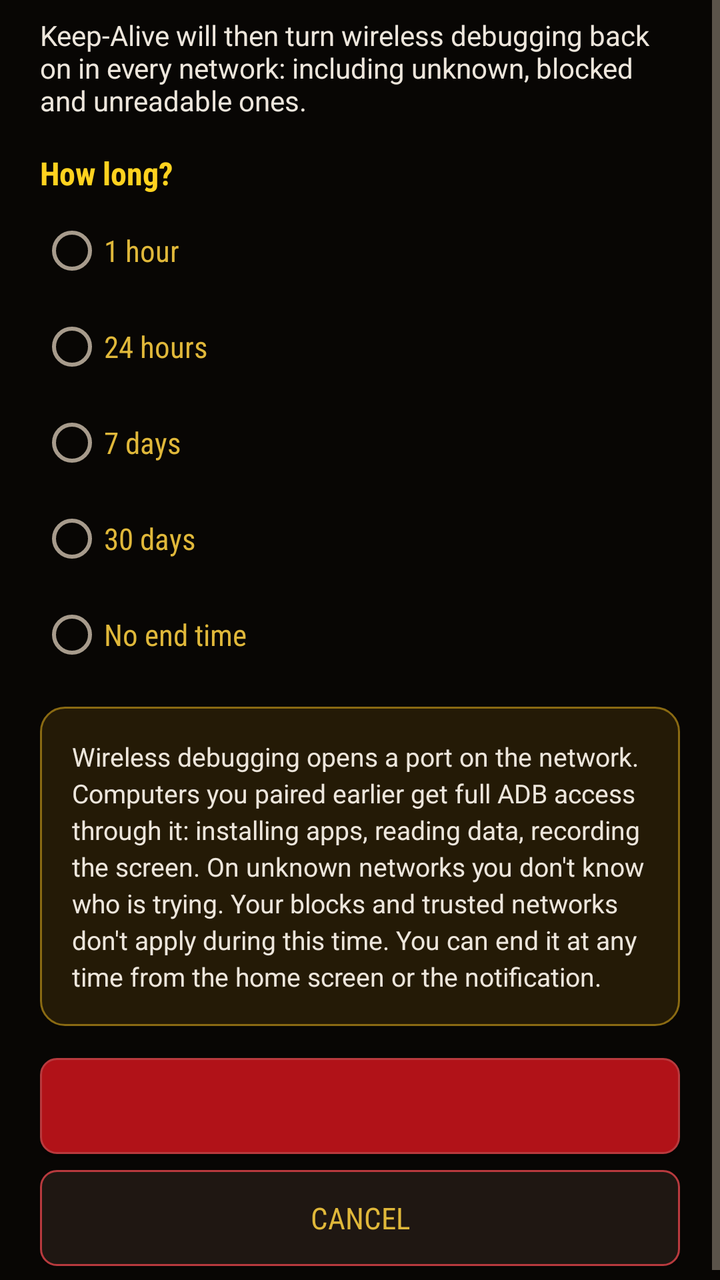
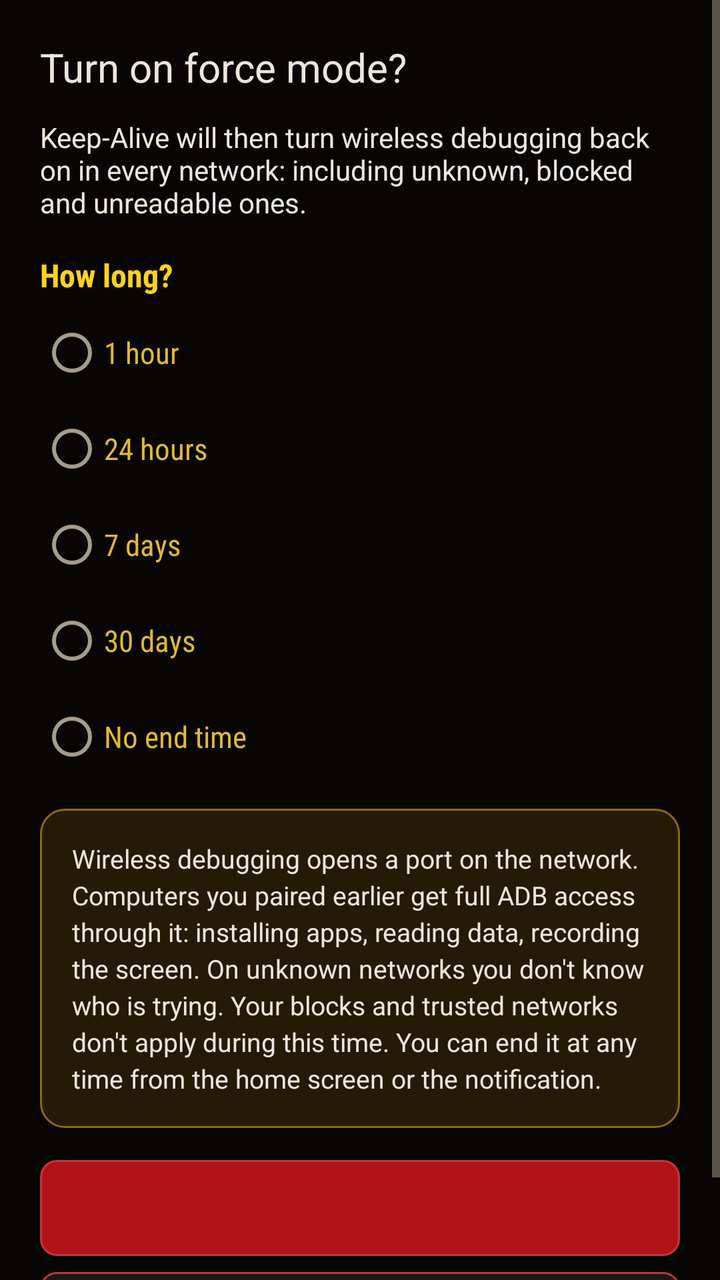

Screens rendered from an Android XML layout before and after an edit, with the pre-edit source and the edit as a unified diff.
<!-- AndroidManifest.xml: application theme Theme.KeepADB -->
<!-- res/layout/dialog_force_mode.xml -->
<?xml version="1.0" encoding="utf-8"?>
<ScrollView xmlns:android="http://schemas.android.com/apk/res/android"
    android:layout_width="match_parent"
    android:layout_height="wrap_content">

    <LinearLayout
        android:layout_width="match_parent"
        android:layout_height="wrap_content"
        android:orientation="vertical"
        android:paddingStart="20dp"
        android:paddingTop="8dp"
        android:paddingEnd="20dp"
        android:paddingBottom="12dp">

        <TextView
            android:id="@+id/force_dialog_intro"
            android:layout_width="match_parent"
            android:layout_height="wrap_content"
            android:fontFamily="sans-serif"
            android:text="@string/force_dialog_intro"
            android:textColor="@color/night_text"
            android:textSize="14sp" />

        <TextView
            android:layout_width="match_parent"
            android:layout_height="wrap_content"
            android:layout_marginTop="16dp"
            android:accessibilityHeading="true"
            android:fontFamily="sans-serif-condensed"
            android:text="@string/force_dialog_duration_label"
            android:textColor="@color/title_yellow"
            android:textSize="16sp"
            android:textStyle="bold" />

        <RadioGroup
            android:id="@+id/force_dialog_spans"
            android:layout_width="match_parent"
            android:layout_height="wrap_content"
            android:layout_marginTop="4dp"
            android:orientation="vertical">

            <RadioButton
                android:id="@+id/force_span_1h"
                android:layout_width="match_parent"
                android:layout_height="wrap_content"
                android:fontFamily="sans-serif-condensed"
                android:minHeight="48dp"
                android:text="@string/force_duration_1h"
                android:textColor="@color/text_yellow"
                android:textSize="15sp" />

            <RadioButton
                android:id="@+id/force_span_24h"
                android:layout_width="match_parent"
                android:layout_height="wrap_content"
                android:fontFamily="sans-serif-condensed"
                android:minHeight="48dp"
                android:text="@string/force_duration_24h"
                android:textColor="@color/text_yellow"
                android:textSize="15sp" />

            <RadioButton
                android:id="@+id/force_span_7d"
                android:layout_width="match_parent"
                android:layout_height="wrap_content"
                android:fontFamily="sans-serif-condensed"
                android:minHeight="48dp"
                android:text="@string/force_duration_7d"
                android:textColor="@color/text_yellow"
                android:textSize="15sp" />

            <RadioButton
                android:id="@+id/force_span_30d"
                android:layout_width="match_parent"
                android:layout_height="wrap_content"
                android:fontFamily="sans-serif-condensed"
                android:minHeight="48dp"
                android:text="@string/force_duration_30d"
                android:textColor="@color/text_yellow"
                android:textSize="15sp" />

            <RadioButton
                android:id="@+id/force_span_unlimited"
                android:layout_width="match_parent"
                android:layout_height="wrap_content"
                android:fontFamily="sans-serif-condensed"
                android:minHeight="48dp"
                android:text="@string/force_duration_unlimited"
                android:textColor="@color/text_yellow"
                android:textSize="15sp" />
        </RadioGroup>

        <LinearLayout
            android:id="@+id/force_dialog_warning_panel"
            android:layout_width="match_parent"
            android:layout_height="wrap_content"
            android:layout_marginTop="12dp"
            android:background="@drawable/bg_panel_advice"
            android:orientation="vertical">

            <TextView
                android:id="@+id/force_dialog_warning_all"
                android:layout_width="match_parent"
                android:layout_height="wrap_content"
                android:fontFamily="sans-serif"
                android:lineSpacingExtra="3dp"
                android:text="@string/force_warning_all"
                android:textColor="@color/night_text"
                android:textSize="13sp" />

            <TextView
                android:id="@+id/force_dialog_warning_days"
                android:layout_width="match_parent"
                android:layout_height="wrap_content"
                android:layout_marginTop="8dp"
                android:fontFamily="sans-serif"
                android:lineSpacingExtra="3dp"
                android:text="@string/force_warning_days"
                android:textColor="@color/night_text"
                android:textSize="13sp"
                android:visibility="gone" />

            <TextView
                android:id="@+id/force_dialog_warning_unlimited"
                android:layout_width="match_parent"
                android:layout_height="wrap_content"
                android:layout_marginTop="8dp"
                android:fontFamily="sans-serif"
                android:lineSpacingExtra="3dp"
                android:text="@string/force_warning_unlimited"
                android:textColor="@color/title_yellow"
                android:textSize="13sp"
                android:textStyle="bold"
                android:visibility="gone" />
        </LinearLayout>

        <CheckBox
            android:id="@+id/force_dialog_ack"
            android:layout_width="match_parent"
            android:layout_height="wrap_content"
            android:layout_marginTop="8dp"
            android:fontFamily="sans-serif"
            android:minHeight="48dp"
            android:text="@string/force_unlimited_ack"
            android:textColor="@color/night_text"
            android:textSize="14sp"
            android:visibility="gone" />

        <TextView
            android:id="@+id/force_dialog_keepalive_hint"
            android:layout_width="match_parent"
            android:layout_height="wrap_content"
            android:layout_marginTop="12dp"
            android:fontFamily="sans-serif"
            android:text="@string/force_keepalive_hint"
            android:textColor="@color/night_muted"
            android:textSize="13sp"
            android:visibility="gone" />

        <Button
            android:id="@+id/force_dialog_confirm"
            android:layout_width="match_parent"
            android:layout_height="wrap_content"
            android:layout_marginTop="16dp"
            android:background="@drawable/bg_btn_primary"
            android:fontFamily="sans-serif-condensed"
            android:minHeight="48dp"
            android:paddingStart="16dp"
            android:paddingTop="8dp"
            android:paddingEnd="16dp"
            android:paddingBottom="8dp"
            android:textColor="@color/title_yellow"
            android:textSize="15sp"
            android:textStyle="bold" />

        <Button
            android:id="@+id/force_dialog_cancel"
            android:layout_width="match_parent"
            android:layout_height="wrap_content"
            android:layout_marginTop="8dp"
            android:background="@drawable/bg_btn_secondary"
            android:fontFamily="sans-serif-condensed"
            android:minHeight="48dp"
            android:paddingStart="16dp"
            android:paddingTop="8dp"
            android:paddingEnd="16dp"
            android:paddingBottom="8dp"
            android:text="@android:string/cancel"
            android:textColor="@color/text_yellow"
            android:textSize="15sp" />
    </LinearLayout>
</ScrollView>
<!-- resources referenced by this layout -->
<resources>
  <color name="night_muted">#A79B8C</color>
  <color name="night_text">#EDE6DC</color>
  <color name="text_yellow">#E0B83A</color>
  <color name="title_yellow">#FFD21F</color>
  <!-- drawable bg_panel_advice (drawable) -->
  <?xml version="1.0" encoding="utf-8"?>
  <shape xmlns:android="http://schemas.android.com/apk/res/android">
      <solid android:color="@color/advice_surface" />
      <stroke android:width="1dp" android:color="@color/advice_border" />
      <corners android:radius="@dimen/radius_panel" />
      <padding android:left="16dp" android:top="16dp" android:right="16dp" android:bottom="16dp" />
  </shape>
  <string name="force_dialog_duration_label">How long?</string>
  <string name="force_dialog_intro">Keep-Alive will then turn wireless debugging back on in every network: including unknown, blocked and unreadable ones.</string>
  <string name="force_duration_1h">1 hour</string>
  <string name="force_duration_24h">24 hours</string>
  <string name="force_duration_30d">30 days</string>
  <string name="force_duration_7d">7 days</string>
  <string name="force_duration_unlimited">No end time</string>
  <string name="force_keepalive_hint">Force mode only works with Keep-Alive. Keep-Alive is turned on with it.</string>
  <string name="force_unlimited_ack">I understand that wireless debugging will then turn on in every network.</string>
  <string name="force_warning_all">Wireless debugging opens a port on the network. Computers you paired earlier get full ADB access through it: installing apps, reading data, recording the screen. On unknown networks you don\'t know who is trying.
  
  Your blocks and trusted networks don\'t apply during this time.
  
  You can end it at any time from the home screen or the notification.</string>
  <string name="force_warning_days">Over several days you\'ll join networks you\'re not thinking of now: hotel, train, café, work. Debugging turns on there without asking you.</string>
  <string name="force_warning_unlimited">Without an end time, force mode stays on until you end it yourself, including after restarts and app updates.</string>
  <style name="Theme.KeepADB" parent="android:style/Theme.Material.NoActionBar">
          <item name="android:fontFamily">sans-serif</item>
          <item name="android:windowBackground">@color/ground</item>
          <item name="android:colorAccent">@color/title_yellow</item>
          <item name="android:colorControlActivated">@color/title_yellow</item>
          <item name="android:colorControlHighlight">@color/border_red</item>
          <item name="android:navigationBarColor">@color/ground</item>
          <item name="android:statusBarColor">@color/banner_red</item>
          <item name="android:windowLightStatusBar">false</item>
          <item name="android:textColorPrimary">@color/night_text</item>
          <item name="android:textColorSecondary">@color/night_muted</item>
      </style>
  <color name="primary_red">#D01822</color>
  <color name="bright_yellow">#FFE15A</color>
  <dimen name="radius_control">8dp</dimen>
  <color name="banner_red">#B11218</color>
  <color name="border_red">#B83A3E</color>
  <color name="panel_strong">#1F1712</color>
  <color name="link_red">#EA5448</color>
  <color name="advice_surface">#241A06</color>
  <color name="advice_border">#8A6A12</color>
  <dimen name="radius_panel">12dp</dimen>
  <color name="ground">#080604</color>
  <!-- unchanged entries left out for length: 2 -->
</resources>

<!-- the commit's change to res/layout/dialog_force_mode.xml (unified diff, before → after) -->
@@ -8,9 +8,20 @@
         android:layout_height="wrap_content"
         android:orientation="vertical"
         android:paddingStart="20dp"
-        android:paddingTop="8dp"
+        android:paddingTop="20dp"
         android:paddingEnd="20dp"
         android:paddingBottom="12dp">
+
+        <TextView
+            android:id="@+id/force_dialog_title"
+            android:layout_width="match_parent"
+            android:layout_height="wrap_content"
+            android:accessibilityHeading="true"
+            android:fontFamily="sans-serif"
+            android:paddingBottom="12dp"
+            android:text="@string/force_dialog_title"
+            android:textColor="@color/night_text"
+            android:textSize="20sp" />
 
         <TextView
             android:id="@+id/force_dialog_intro"
<!-- resource entries referenced after the edit -->
@@ -14,6 +14,7 @@
   </shape>
   <string name="force_dialog_duration_label">How long?</string>
   <string name="force_dialog_intro">Keep-Alive will then turn wireless debugging back on in every network: including unknown, blocked and unreadable ones.</string>
+  <string name="force_dialog_title">Turn on force mode?</string>
   <string name="force_duration_1h">1 hour</string>
   <string name="force_duration_24h">24 hours</string>
   <string name="force_duration_30d">30 days</string>
